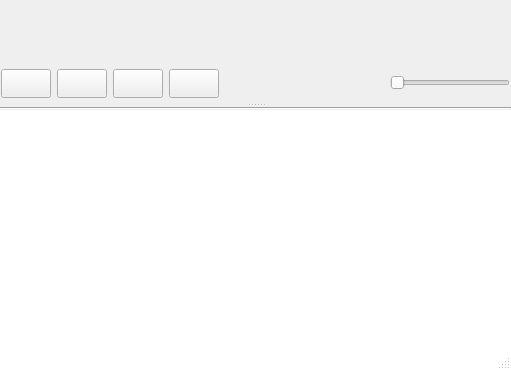
Before: the Qt Designer form src/skins/native/form.ui in nulloy/nulloy, drawn with Qt 5.
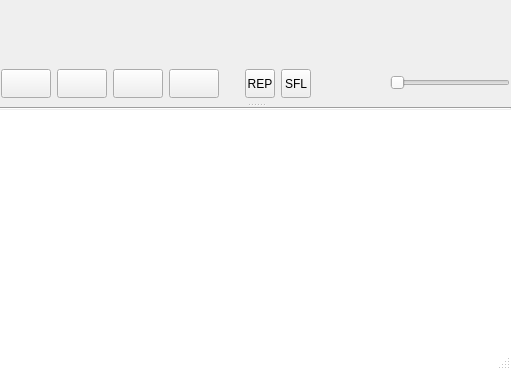
After: the same form once the commit is applied. Icons and pictures are not drawn. Custom widgets are drawn as their Qt base class.

Commit message: native skin update

Diff of the .ui file:
```diff
--- a/src/skins/native/form.ui
+++ b/src/skins/native/form.ui
@@ -276,6 +276,78 @@
                </property>
               </widget>
              </item>
+             <item>
+              <spacer name="horizontalSpacer_2">
+               <property name="orientation">
+                <enum>Qt::Horizontal</enum>
+               </property>
+               <property name="sizeType">
+                <enum>QSizePolicy::Preferred</enum>
+               </property>
+               <property name="sizeHint" stdset="0">
+                <size>
+                 <width>20</width>
+                 <height>13</height>
+                </size>
+               </property>
+              </spacer>
+             </item>
+             <item>
+              <widget class="QToolButton" name="repeatCheckBox">
+               <property name="minimumSize">
+                <size>
+                 <width>30</width>
+                 <height>0</height>
+                </size>
+               </property>
+               <property name="maximumSize">
+                <size>
+                 <width>30</width>
+                 <height>29</height>
+                </size>
+               </property>
+               <property name="focusPolicy">
+                <enum>Qt::NoFocus</enum>
+               </property>
+               <property name="toolTip">
+                <string>Repeat</string>
+               </property>
+               <property name="text">
+                <string>REP</string>
+               </property>
+               <property name="checkable">
+                <bool>true</bool>
+               </property>
+              </widget>
+             </item>
+             <item>
+              <widget class="QToolButton" name="shuffleCheckBox">
+               <property name="minimumSize">
+                <size>
+                 <width>30</width>
+                 <height>29</height>
+                </size>
+               </property>
+               <property name="maximumSize">
+                <size>
+                 <width>30</width>
+                 <height>29</height>
+                </size>
+               </property>
+               <property name="focusPolicy">
+                <enum>Qt::NoFocus</enum>
+               </property>
+               <property name="toolTip">
+                <string>Shuffle</string>
+               </property>
+               <property name="text">
+                <string>SFL</string>
+               </property>
+               <property name="checkable">
+                <bool>true</bool>
+               </property>
+              </widget>
+             </item>
              <item>
               <spacer name="horizontalSpacer">
                <property name="orientation">
```
The commit also changes 1 other file.
